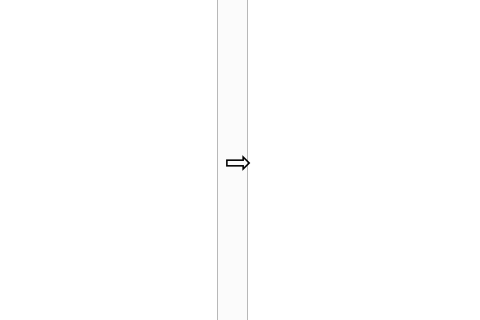
The window that src/ui/main.ui (cosine0/anonymize) describes before a commit, drawn with Qt 5; both pictures show x 405 to 885 and y 244 to 564 of the 1266 by 839 pixel window.
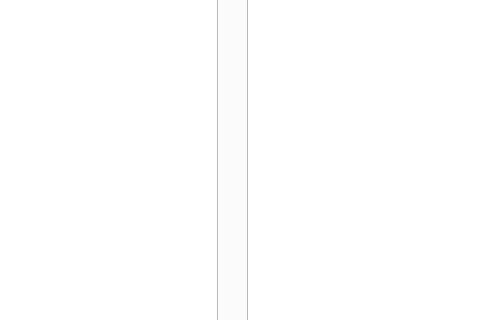
The same window after the commit. The open tabs and pages were chosen to show the change.

Commit message: 화살표 삭제

Diff of the .ui file:
```diff
--- a/src/ui/main.ui
+++ b/src/ui/main.ui
@@ -643,25 +643,6 @@
        <bool>false</bool>
       </attribute>
      </widget>
-     <widget class="QLabel" name="label_11">
-      <property name="geometry">
-       <rect>
-        <x>628</x>
-        <y>330</y>
-        <width>31</width>
-        <height>51</height>
-       </rect>
-      </property>
-      <property name="font">
-       <font>
-        <family>Agency FB</family>
-        <pointsize>24</pointsize>
-       </font>
-      </property>
-      <property name="text">
-       <string>⇨</string>
-      </property>
-     </widget>
      <widget class="QLabel" name="label_7">
       <property name="geometry">
        <rect>
```
Left out of the diff: 2 changed lines with no effect on the pictures.
